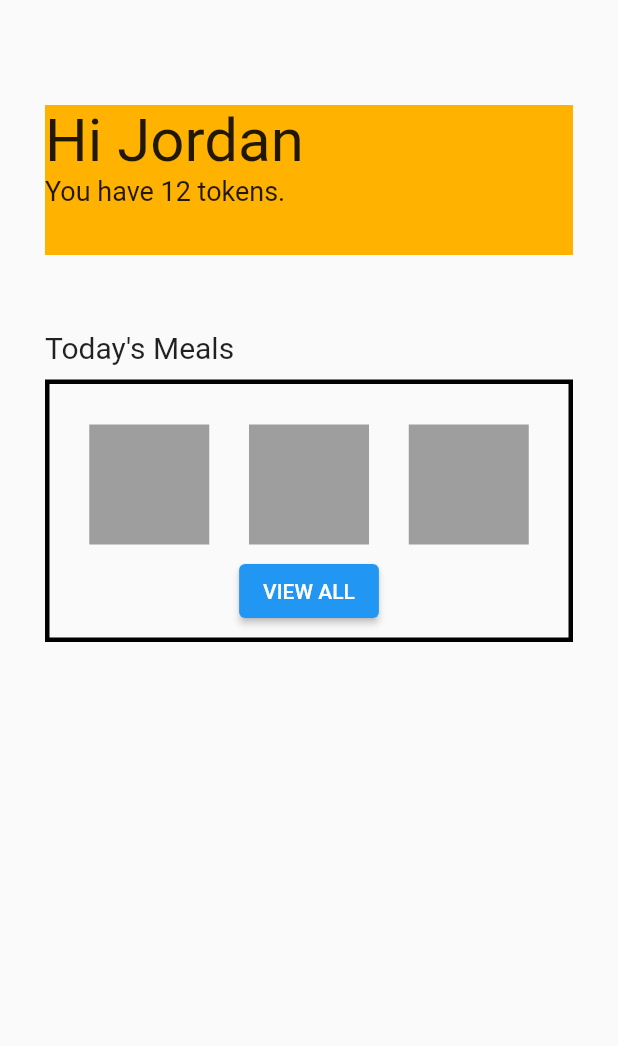
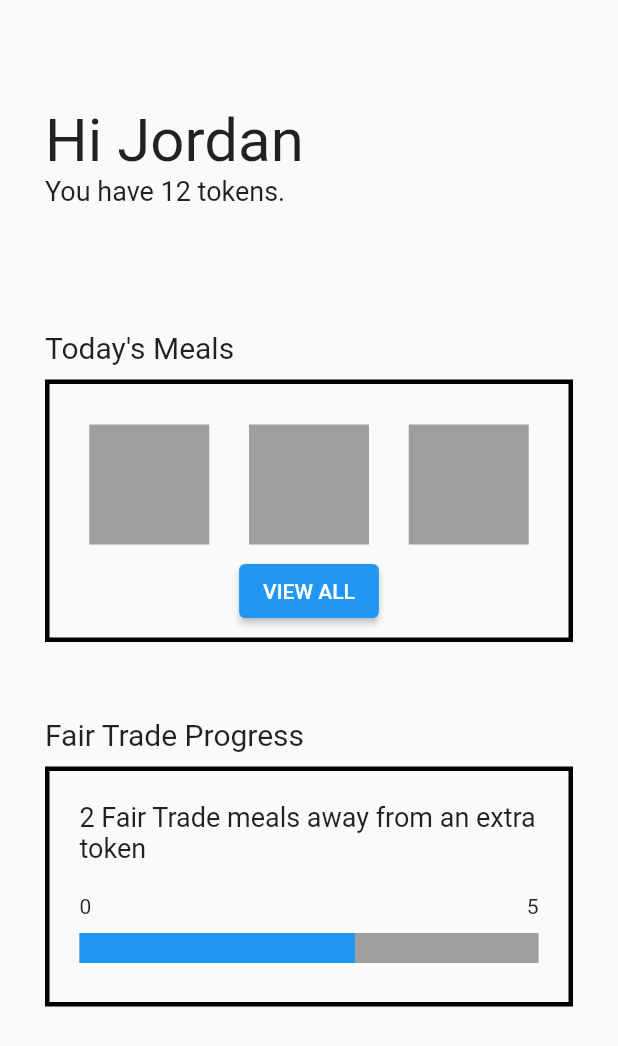
Before and after one commit to jla522/StormHacks2021, a Flutter app: the screen it shows after launch, on a phone screen of 412 x 824 dp. Shown: the top 1046 px of the screen. Run offline on Flutter 3.47's test engine with Material 2 defaults, Android fonts, the phone set to English and light mode, and no system bars.

Commit message:
feat: add token progress

```diff
--- a/stormhacks_app/lib/loginScreen.dart
+++ b/stormhacks_app/lib/loginScreen.dart
@@ -21,7 +21,9 @@ class _loginState extends State<login> {
         children: [
           _buildUserPrompt(),
           Text("Today's Meals", style: TextStyle(fontSize: 20)),
-          _buildTodaysMeals()
+          _buildTodaysMeals(),
+          Text("Fair Trade Progress", style: TextStyle(fontSize: 20)),
+          _buildTradeProgess(),
         ],
       ),
     ));
@@ -32,7 +34,6 @@ class _loginState extends State<login> {
       margin: const EdgeInsets.only(bottom: 50),
       width: 400,
       height: 100,
-      color: Colors.amber[600],
       child: Column(
         crossAxisAlignment: CrossAxisAlignment.start,
         children: <Widget>[
@@ -51,7 +52,7 @@ class _loginState extends State<login> {
 
   Container _buildTodaysMeals() {
     return Container(
-        margin: const EdgeInsets.only(top: 10),
+        margin: const EdgeInsets.only(top: 10, bottom: 50),
         decoration:
             BoxDecoration(border: Border.all(color: Colors.black, width: 3)),
         width: 400,
@@ -88,4 +89,42 @@ class _loginState extends State<login> {
   Container _buildMeal(double dimension, Color color) {
     return Container(height: dimension, width: dimension, color: color);
   }
+
+  Container _buildTradeProgess() {
+    return Container(
+        margin: const EdgeInsets.only(top: 10, bottom: 50),
+        decoration:
+            BoxDecoration(border: Border.all(color: Colors.black, width: 3)),
+        width: 400,
+        height: 160,
+        child: Container(
+            margin: const EdgeInsets.all(20),
+            child: Column(
+              children: [
+                Text(
+                  "2 Fair Trade meals away from an extra token",
+                  style: TextStyle(fontSize: 18),
+                ),
+                _buildTokenRange(0, 5),
+                _buildProgressBar()
+              ],
+            )));
+  }
+
+  Container _buildTokenRange(int start, int end) {
+    return Container(
+        margin: const EdgeInsets.only(top: 20, bottom: 10),
+        child: Row(
+          mainAxisAlignment: MainAxisAlignment.spaceBetween,
+          children: [Text(start.toString()), Text(end.toString())],
+        ));
+  }
+
+  LinearProgressIndicator _buildProgressBar({double progressVal = 0.6}) {
+    return LinearProgressIndicator(
+      backgroundColor: Colors.grey,
+      minHeight: 20,
+      value: progressVal,
+    );
+  }
 }
```
